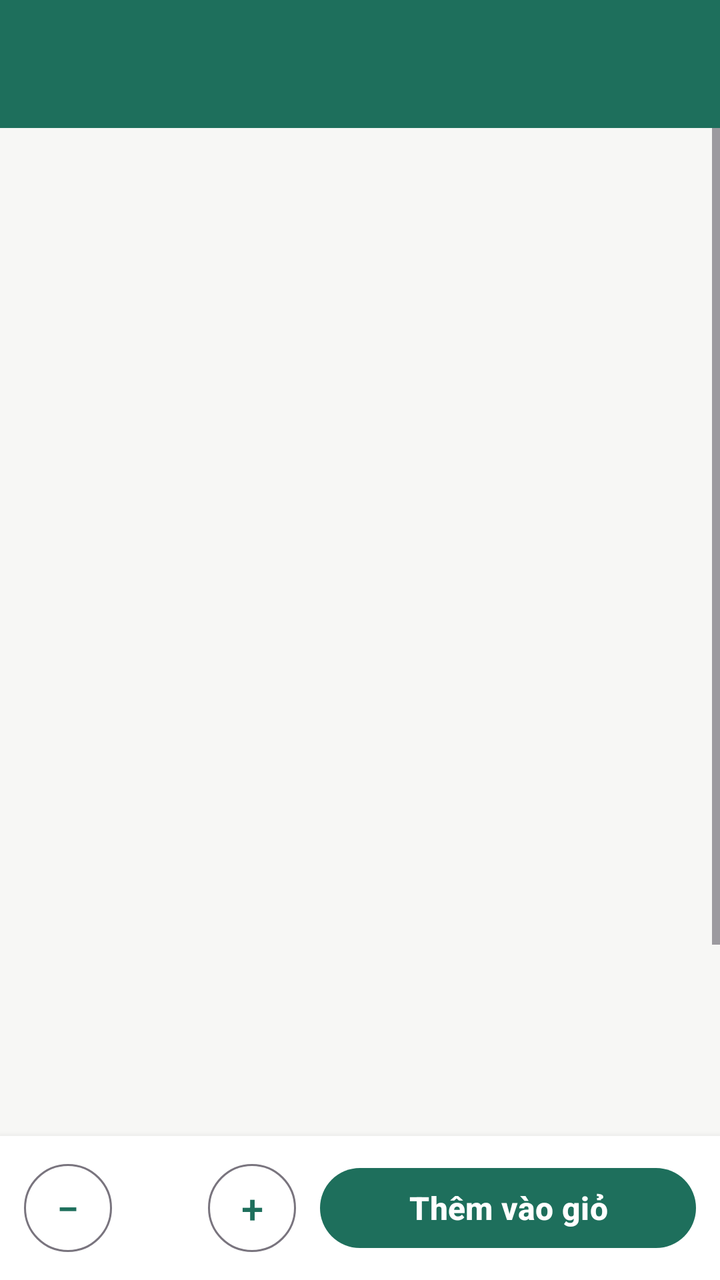
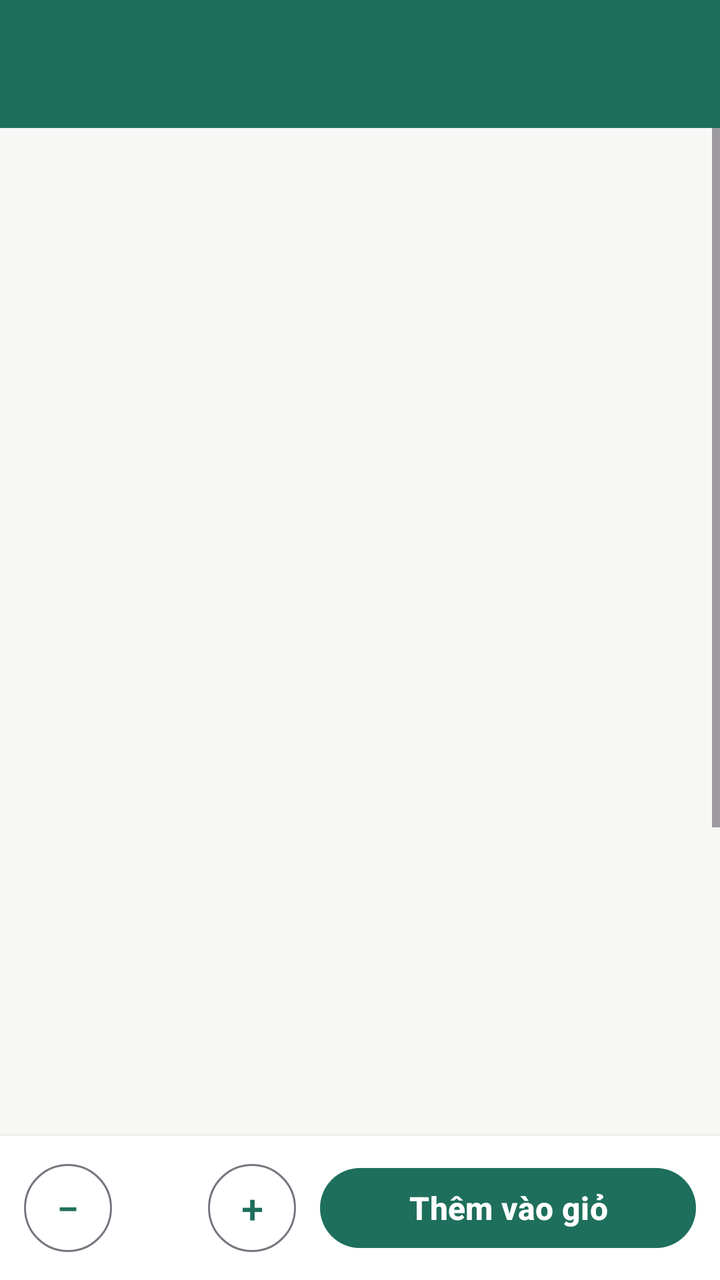

An Android layout rendered at two revisions. The XML below is the earlier revision; the diff shows what the commit changed to produce the second picture.
<!-- AndroidManifest.xml: application theme Theme.Bookstore -->
<!-- res/layout/activity_book_detail.xml -->
<?xml version="1.0" encoding="utf-8"?>
<LinearLayout xmlns:android="http://schemas.android.com/apk/res/android"
    xmlns:app="http://schemas.android.com/apk/res-auto"
    android:id="@+id/main"
    android:layout_width="match_parent"
    android:layout_height="match_parent"
    android:background="@color/brand_green"
    android:orientation="vertical">

    <com.google.android.material.appbar.MaterialToolbar
        android:id="@+id/toolbar"
        android:layout_width="match_parent"
        android:layout_height="?attr/actionBarSize"
        android:background="@color/brand_green"
        android:theme="@style/ThemeOverlay.AppCompat.Dark.ActionBar"
        app:titleTextColor="#FFFFFF" />

    <ScrollView
        android:layout_width="match_parent"
        android:layout_height="0dp"
        android:layout_weight="1"
        android:background="@color/screen_bg">

        <LinearLayout
            android:layout_width="match_parent"
            android:layout_height="wrap_content"
            android:gravity="center_horizontal"
            android:orientation="vertical"
            android:paddingStart="16dp"
            android:paddingTop="16dp"
            android:paddingEnd="16dp"
            android:paddingBottom="40dp">

            <ImageView
                android:id="@+id/imgCover"
                android:layout_width="200dp"
                android:layout_height="300dp"
                android:contentDescription="@string/cd_book_cover"
                android:scaleType="centerCrop" />

            <TextView
                android:id="@+id/tvTitle"
                style="@style/TextTitle"
                android:layout_width="match_parent"
                android:layout_height="wrap_content"
                android:layout_marginTop="16dp"
                android:gravity="center"
                android:textSize="22sp" />

            <TextView
                android:id="@+id/tvAuthor"
                style="@style/TextSub"
                android:layout_width="wrap_content"
                android:layout_height="wrap_content"
                android:layout_marginTop="4dp" />

            <TextView
                android:id="@+id/tvPublisher"
                style="@style/TextSub"
                android:layout_width="wrap_content"
                android:layout_height="wrap_content"
                android:layout_marginTop="2dp" />

            <LinearLayout
                android:layout_width="wrap_content"
                android:layout_height="wrap_content"
                android:layout_marginTop="12dp"
                android:gravity="center_vertical"
                android:orientation="horizontal">

                <TextView
                    android:id="@+id/tvPrice"
                    android:layout_width="wrap_content"
                    android:layout_height="wrap_content"
                    android:textColor="@color/brand_green"
                    android:textSize="24sp"
                    android:textStyle="bold" />

                <TextView
                    android:id="@+id/tvOldPrice"
                    style="@style/TextSub"
                    android:layout_width="wrap_content"
                    android:layout_height="wrap_content"
                    android:layout_marginStart="10dp" />

                <TextView
                    android:id="@+id/tvDiscount"
                    android:layout_width="wrap_content"
                    android:layout_height="wrap_content"
                    android:layout_marginStart="10dp"
                    android:textColor="@color/error_red"
                    android:textSize="14sp"
                    android:textStyle="bold" />
            </LinearLayout>

            <TextView
                android:id="@+id/tvStock"
                android:layout_width="wrap_content"
                android:layout_height="wrap_content"
                android:layout_marginTop="8dp"
                android:textSize="15sp"
                android:textStyle="bold" />

            <TextView
                android:id="@+id/tvMeta"
                style="@style/TextSub"
                android:layout_width="wrap_content"
                android:layout_height="wrap_content"
                android:layout_marginTop="4dp" />

            <View
                android:layout_width="match_parent"
                android:layout_height="1dp"
                android:layout_marginTop="16dp"
                android:layout_marginBottom="16dp"
                android:background="@color/line_gray" />

            <TextView
                android:layout_width="match_parent"
                android:layout_height="wrap_content"
                android:text="@string/label_description"
                android:textColor="@color/text_main"
                android:textSize="16sp"
                android:textStyle="bold" />

            <TextView
                android:id="@+id/tvDescription"
                android:layout_width="match_parent"
                android:layout_height="wrap_content"
                android:layout_marginTop="6dp"
                android:lineSpacingExtra="4dp"
                android:textColor="@color/text_main"
                android:textSize="15sp" />
        </LinearLayout>
    </ScrollView>

    
    <LinearLayout
        android:id="@+id/bottomBar"
        android:layout_width="match_parent"
        android:layout_height="wrap_content"
        android:background="#FFFFFF"
        android:elevation="6dp"
        android:gravity="center_vertical"
        android:orientation="horizontal"
        android:padding="12dp">

        <com.google.android.material.button.MaterialButton
            android:id="@+id/btnDecrease"
            style="@style/Widget.Material3.Button.OutlinedButton"
            android:layout_width="44dp"
            android:layout_height="44dp"
            android:insetTop="0dp"
            android:insetBottom="0dp"
            android:minWidth="0dp"
            android:padding="0dp"
            android:text="@string/qty_minus"
            android:textSize="20sp" />

        <TextView
            android:id="@+id/tvQty"
            android:layout_width="48dp"
            android:layout_height="wrap_content"
            android:gravity="center"
            android:textColor="@color/text_main"
            android:textSize="18sp"
            android:textStyle="bold" />

        <com.google.android.material.button.MaterialButton
            android:id="@+id/btnIncrease"
            style="@style/Widget.Material3.Button.OutlinedButton"
            android:layout_width="44dp"
            android:layout_height="44dp"
            android:insetTop="0dp"
            android:insetBottom="0dp"
            android:minWidth="0dp"
            android:padding="0dp"
            android:text="@string/qty_plus"
            android:textSize="20sp" />

        <Button
            android:id="@+id/btnAddToCart"
            style="@style/ButtonPrimary"
            android:layout_width="0dp"
            android:layout_height="48dp"
            android:layout_marginStart="12dp"
            android:layout_weight="1"
            android:text="@string/btn_add_to_cart" />
    </LinearLayout>
</LinearLayout>
<!-- resources referenced by this layout -->
<resources>
  <color name="brand_green">#1E6F5C</color>
  <color name="error_red">#C62828</color>
  <color name="line_gray">#CFCFCF</color>
  <color name="screen_bg">#F7F7F5</color>
  <color name="text_main">#212121</color>
  <string name="btn_add_to_cart">Thêm vào giỏ</string>
  <string name="cd_book_cover">Ảnh bìa sách</string>
  <string name="label_description">Mô tả</string>
  <string name="qty_minus">−</string>
  <string name="qty_plus">+</string>
  <style name="ButtonPrimary">
          <item name="android:textSize">16sp</item>
          <item name="android:textStyle">bold</item>
          <item name="android:textColor">#FFFFFF</item>
          <item name="backgroundTint">@color/brand_green</item>
      </style>
  <style name="TextSub">
          <item name="android:textSize">14sp</item>
          <item name="android:textColor">@color/text_sub</item>
      </style>
  <style name="TextTitle">
          <item name="android:textSize">26sp</item>
          <item name="android:textStyle">bold</item>
          <item name="android:textColor">@color/text_main</item>
      </style>
  <style name="Theme.Bookstore" parent="Base.Theme.Bookstore" />
  <color name="text_sub">#757575</color>
  <style name="Base.Theme.Bookstore" parent="Theme.Material3.DayNight.NoActionBar">
          
          
          <item name="colorPrimary">@color/brand_green</item>
          <item name="colorSecondaryContainer">#CDE8DF</item>
      </style>
</resources>

<!-- the commit's change to res/layout/activity_book_detail.xml (unified diff, before → after) -->
@@ -131,6 +131,56 @@
                 android:lineSpacingExtra="4dp"
                 android:textColor="@color/text_main"
                 android:textSize="15sp" />
+
+            <View
+                android:layout_width="match_parent"
+                android:layout_height="1dp"
+                android:layout_marginTop="16dp"
+                android:layout_marginBottom="16dp"
+                android:background="@color/line_gray" />
+
+            <LinearLayout
+                android:layout_width="match_parent"
+                android:layout_height="wrap_content"
+                android:gravity="center_vertical"
+                android:orientation="horizontal">
+
+                <TextView
+                    style="@style/TextSection"
+                    android:layout_width="0dp"
+                    android:layout_height="wrap_content"
+                    android:layout_weight="1"
+                    android:text="@string/section_reviews" />
+
+                <Button
+                    android:id="@+id/btnWriteReview"
+                    style="@style/Widget.Material3.Button.OutlinedButton"
+                    android:layout_width="wrap_content"
+                    android:layout_height="40dp"
+                    android:text="@string/btn_write_review"
+                    android:visibility="gone" />
+            </LinearLayout>
+
+            <TextView
+                android:id="@+id/tvReviewSummary"
+                style="@style/TextSub"
+                android:layout_width="match_parent"
+                android:layout_height="wrap_content"
+                android:layout_marginTop="4dp" />
+
+            <LinearLayout
+                android:id="@+id/llReviews"
+                android:layout_width="match_parent"
+                android:layout_height="wrap_content"
+                android:orientation="vertical" />
+
+            <TextView
+                android:id="@+id/tvNoReview"
+                style="@style/TextSub"
+                android:layout_width="match_parent"
+                android:layout_height="wrap_content"
+                android:layout_marginTop="8dp"
+                android:text="@string/review_empty" />
         </LinearLayout>
     </ScrollView>
 
<!-- resource entries referenced after the edit -->
@@ -6,15 +6,23 @@
   <color name="screen_bg">#F7F7F5</color>
   <color name="text_main">#212121</color>
   <string name="btn_add_to_cart">Thêm vào giỏ</string>
+  <string name="btn_write_review">Viết đánh giá</string>
   <string name="cd_book_cover">Ảnh bìa sách</string>
   <string name="label_description">Mô tả</string>
   <string name="qty_minus">−</string>
   <string name="qty_plus">+</string>
+  <string name="review_empty">Chưa có đánh giá nào</string>
+  <string name="section_reviews">Đánh giá của khách hàng</string>
   <style name="ButtonPrimary">
           <item name="android:textSize">16sp</item>
           <item name="android:textStyle">bold</item>
           <item name="android:textColor">#FFFFFF</item>
           <item name="backgroundTint">@color/brand_green</item>
+      </style>
+  <style name="TextSection">
+          <item name="android:textSize">16sp</item>
+          <item name="android:textStyle">bold</item>
+          <item name="android:textColor">@color/text_main</item>
       </style>
   <style name="TextSub">
           <item name="android:textSize">14sp</item>
